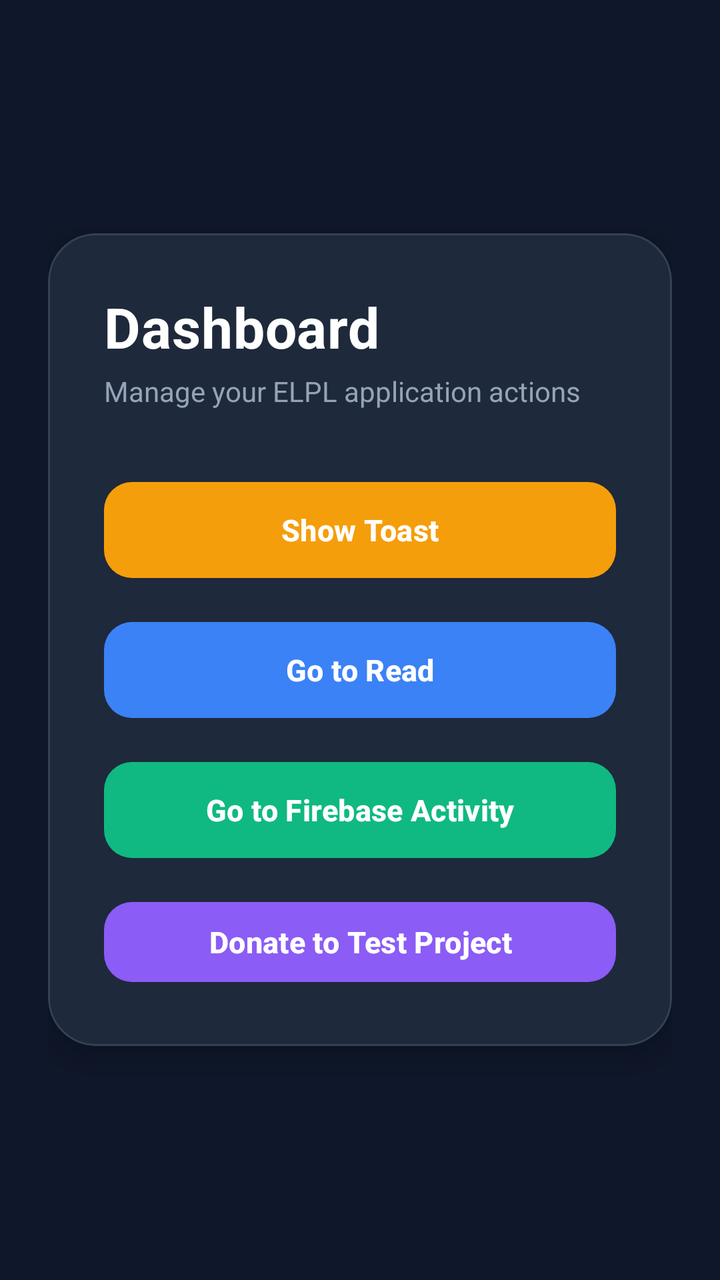
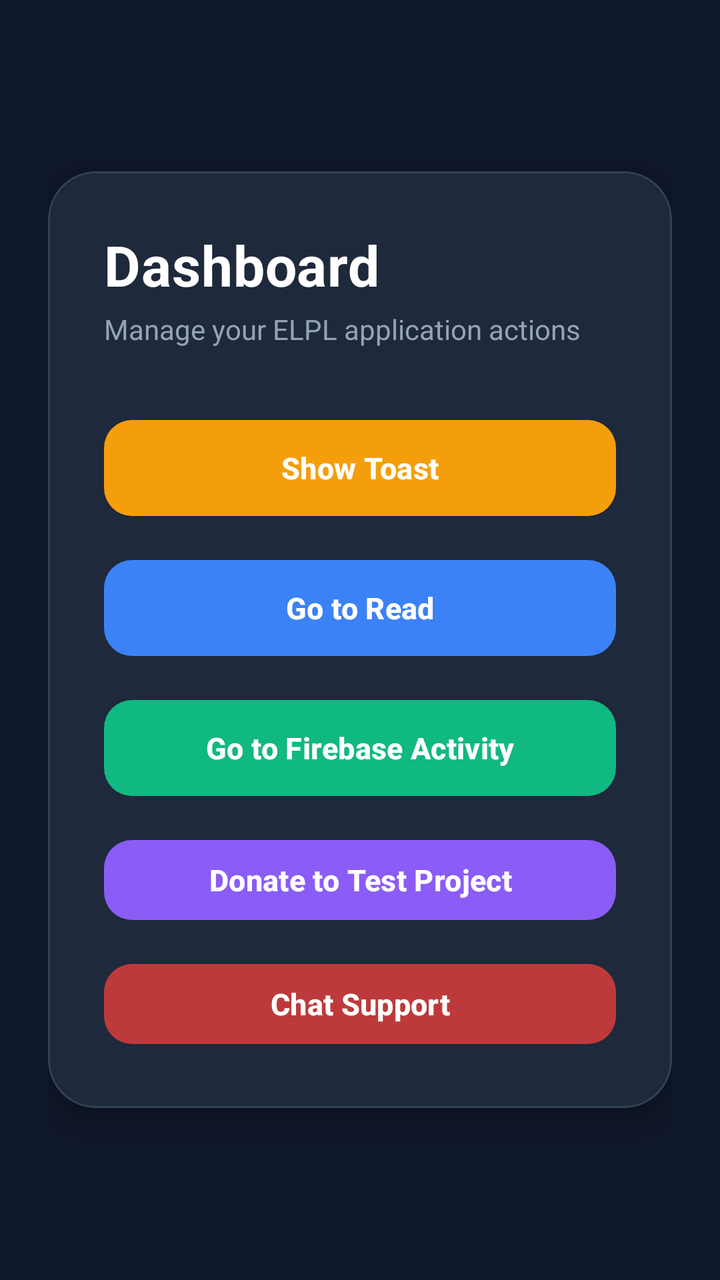

The first picture is an Android layout as it rendered before a commit; the second is the same layout after the commit. The layout source and the unified diff follow.
<!-- AndroidManifest.xml: activity theme Theme.TestProject -->
<!-- res/layout/activity_main.xml -->
<?xml version="1.0" encoding="utf-8"?>
<LinearLayout xmlns:android="http://schemas.android.com/apk/res/android"
    xmlns:app="http://schemas.android.com/apk/res-auto"
    android:layout_width="match_parent"
    android:layout_height="match_parent"
    android:background="#0F172A"
    android:gravity="center"
    android:orientation="vertical"
    android:padding="24dp">

    
    <com.google.android.material.card.MaterialCardView
        android:layout_width="match_parent"
        android:layout_height="wrap_content"
        app:cardBackgroundColor="#1E293B"
        app:cardCornerRadius="24dp"
        app:cardElevation="8dp"
        app:strokeWidth="1dp"
        app:strokeColor="#334155">

        <LinearLayout
            android:layout_width="match_parent"
            android:layout_height="wrap_content"
            android:orientation="vertical"
            android:padding="28dp">

            
            <TextView
                android:layout_width="wrap_content"
                android:layout_height="wrap_content"
                android:text="Dashboard"
                android:textColor="#FFFFFF"
                android:textSize="28sp"
                android:textStyle="bold"
                android:letterSpacing="0.01" />

            <TextView
                android:layout_width="wrap_content"
                android:layout_height="wrap_content"
                android:layout_marginTop="4dp"
                android:layout_marginBottom="32dp"
                android:text="Manage your ELPL application actions"
                android:textColor="#94A3B8"
                android:textSize="14sp" />

            
            <com.google.android.material.button.MaterialButton
                android:id="@+id/btnElpl"
                android:layout_width="match_parent"
                android:layout_height="56dp"
                android:layout_marginBottom="14dp"
                android:text="Show Toast"
                android:textColor="#FFFFFF"
                android:textSize="15sp"
                android:textStyle="bold"
                app:backgroundTint="#F59E0B"
                app:cornerRadius="14dp"
                app:elevation="2dp" />

            
            <com.google.android.material.button.MaterialButton
                android:id="@+id/btnSecond"
                android:layout_width="match_parent"
                android:layout_height="56dp"
                android:layout_marginBottom="14dp"
                android:text="Go to Read"
                android:textColor="#FFFFFF"
                android:textSize="15sp"
                android:textStyle="bold"
                app:backgroundTint="#3B82F6"
                app:cornerRadius="14dp"
                app:elevation="2dp" />

            
            <com.google.android.material.button.MaterialButton
                android:id="@+id/btnThird"
                android:layout_width="match_parent"
                android:layout_height="56dp"
                android:layout_marginBottom="14dp"
                android:text="Go to Firebase Activity"
                android:textColor="#FFFFFF"
                android:textSize="15sp"
                android:textStyle="bold"
                app:backgroundTint="#10B981"
                app:cornerRadius="14dp"
                app:elevation="2dp" />

            
            <com.google.android.material.button.MaterialButton
                android:id="@+id/btnDonate"
                android:layout_width="match_parent"
                android:layout_height="wrap_content"
                android:text="Donate to Test Project"
                android:textColor="#FFFFFF"
                android:textSize="15sp"
                android:textStyle="bold"
                app:backgroundTint="#8B5CF6"
                app:cornerRadius="14dp"
                app:elevation="2dp" />

        </LinearLayout>
    </com.google.android.material.card.MaterialCardView>

</LinearLayout>
<!-- resources referenced by this layout -->
<resources>
  <style name="Theme.TestProject" parent="Theme.Material3.DayNight.NoActionBar" />
</resources>

<!-- the commit's change to res/layout/activity_main.xml (unified diff, before → after) -->
@@ -90,6 +90,7 @@
                 android:id="@+id/btnDonate"
                 android:layout_width="match_parent"
                 android:layout_height="wrap_content"
+                android:layout_marginBottom="14dp"
                 android:text="Donate to Test Project"
                 android:textColor="#FFFFFF"
                 android:textSize="15sp"
@@ -98,6 +99,19 @@
                 app:cornerRadius="14dp"
                 app:elevation="2dp" />
 
+            
+            <com.google.android.material.button.MaterialButton
+                android:id="@+id/Chat"
+                android:layout_width="match_parent"
+                android:layout_height="wrap_content"
+                android:text="Chat Support"
+                android:textColor="#FFFFFF"
+                android:textSize="15sp"
+                android:textStyle="bold"
+                app:backgroundTint="#BE3A3A"
+                app:cornerRadius="14dp"
+                app:elevation="2dp" />
+
         </LinearLayout>
     </com.google.android.material.card.MaterialCardView>
 
